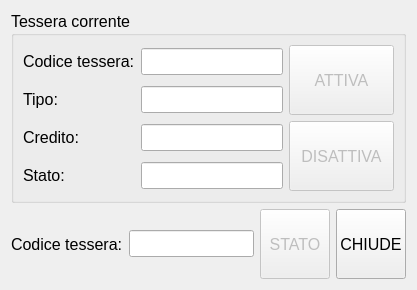
The window that src/alerttesseredlg.ui (mtonin/gestcassa) describes before a commit, drawn with Qt 5.
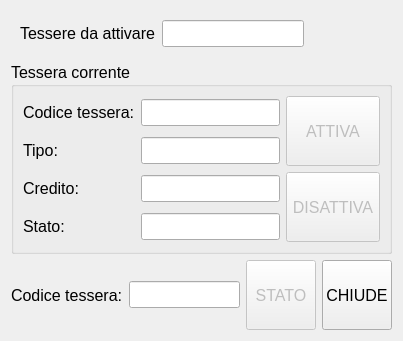
The same window after the commit. Icons and pictures are not drawn.

Commit message: - aggiorna stato sconto dopo import articoli - inizio implementazioni per gestione attivazione tessere nell'ordine corrente

Diff of the .ui file:
```diff
--- a/src/alerttesseredlg.ui
+++ b/src/alerttesseredlg.ui
@@ -6,8 +6,8 @@
    <rect>
     <x>0</x>
     <y>0</y>
-    <width>417</width>
-    <height>281</height>
+    <width>403</width>
+    <height>314</height>
    </rect>
   </property>
   <property name="font">
@@ -19,6 +19,42 @@
    <string>Tessere</string>
   </property>
   <layout class="QVBoxLayout" name="verticalLayout">
+   <item>
+    <widget class="QFrame" name="tessereOrdineFrame">
+     <layout class="QHBoxLayout" name="horizontalLayout_2">
+      <item>
+       <widget class="QLabel" name="label_6">
+        <property name="text">
+         <string>Tessere da attivare</string>
+        </property>
+       </widget>
+      </item>
+      <item>
+       <widget class="QLineEdit" name="tessereDaAttivareTxt">
+        <property name="maxLength">
+         <number>3</number>
+        </property>
+        <property name="readOnly">
+         <bool>true</bool>
+        </property>
+       </widget>
+      </item>
+      <item>
+       <spacer name="horizontalSpacer">
+        <property name="orientation">
+         <enum>Qt::Horizontal</enum>
+        </property>
+        <property name="sizeHint" stdset="0">
+         <size>
+          <width>40</width>
+          <height>20</height>
+         </size>
+        </property>
+       </spacer>
+      </item>
+     </layout>
+    </widget>
+   </item>
    <item>
     <widget class="QGroupBox" name="groupBox">
      <property name="font">
```
The commit also changes 4 other files.
